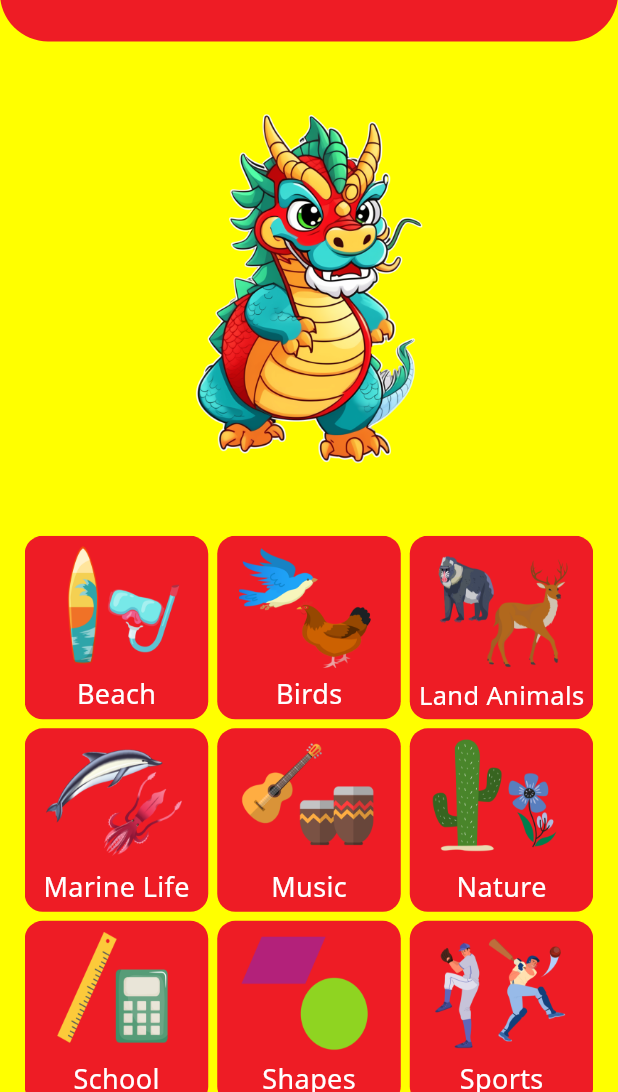
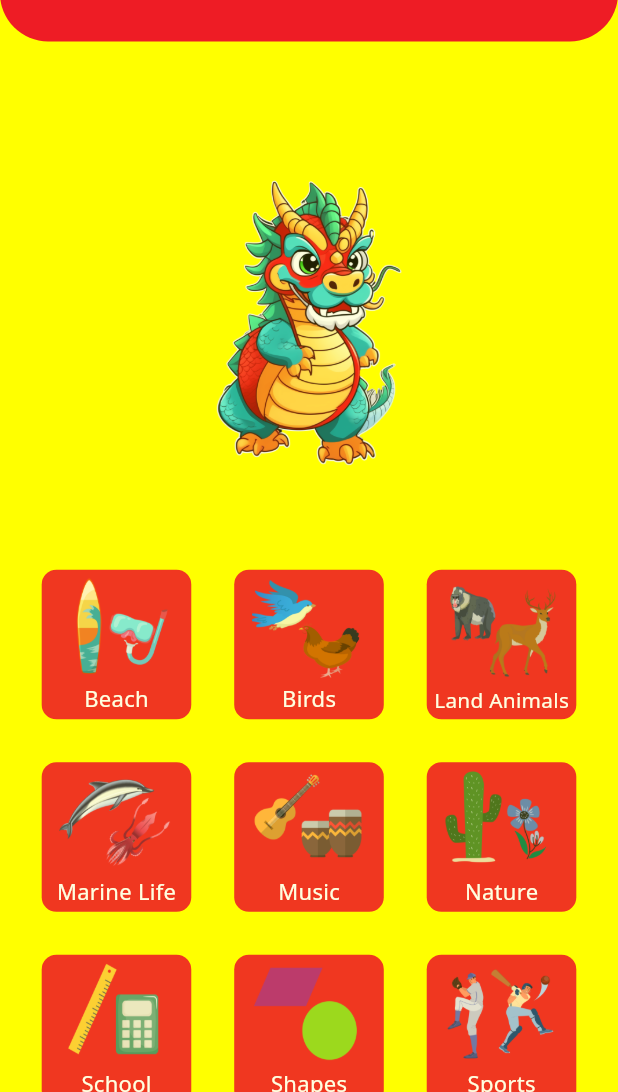
Before and after one commit to CodewithAnn/Chourenka, a Flutter app: the first screen one second after launch, on a phone screen of 412 x 824 dp, the part 144-1236 px from its top. Run offline on Flutter 3.47's test engine with Material 3 defaults, Android fonts, the phone set to English and light mode, and no system bars; our stand-ins replace google_fonts.

Commit message:
added animation

```diff
--- /dev/null
+++ b/lib/animations/fadein_animation.dart
@@ -0,0 +1,54 @@
+import 'package:flutter/material.dart';
+
+class FadeInAnimation extends StatefulWidget {
+  const FadeInAnimation({super.key, required this.child});
+  final Widget child;
+
+  @override
+  State<FadeInAnimation> createState() => _FadeInAnimationState();
+}
+
+class _FadeInAnimationState extends State<FadeInAnimation>
+    with SingleTickerProviderStateMixin {
+  late AnimationController _fadeInAnimationController;
+  late Animation<double> _fadeInAnimation;
+  late Animation<double> _scaleAnimation;
+
+  @override
+  void initState() {
+    _fadeInAnimationController = AnimationController(
+        vsync: this, duration: Duration(milliseconds: 1000));
+    super.initState();
+    _fadeInAnimation = Tween<double>(begin: 0.60, end: 1).animate(CurvedAnimation(
+        parent: _fadeInAnimationController, curve: Curves.easeIn));
+    // scale animation
+    _scaleAnimation = Tween<double>(begin: 0.40, end: 1).animate(
+        CurvedAnimation(
+            parent: _fadeInAnimationController, curve: Curves.easeIn));
+    _fadeInAnimationController.forward();
+  }
+
+  @override
+  void dispose() {
+
+    _fadeInAnimationController.dispose();
+    super.dispose();
+  }
+
+  @override
+  Widget build(BuildContext context) {
+    return AnimatedBuilder(
+      animation: _fadeInAnimationController,
+      builder: (context, child) {
+        return Opacity(
+          opacity: _fadeInAnimation.value,
+          child: Transform(
+            alignment: Alignment.bottomCenter,
+            transform: Matrix4.identity()..scale(_scaleAnimation.value),
+            child: widget.child,
+          ),
+        );
+      },
+    );
+  }
+}
--- a/lib/pages/home_page.dart
+++ b/lib/pages/home_page.dart
@@ -1,3 +1,4 @@
+import 'package:chinese_flashcard/animations/fadein_animation.dart';
 import 'package:chinese_flashcard/components/homme_page/topic_cards.dart';
 import 'package:chinese_flashcard/configs/constants.dart';
 import 'package:chinese_flashcard/configs/extenstions.dart';
@@ -61,7 +62,8 @@ class _HomePageState extends State<HomePage> {
               flexibleSpace: FlexibleSpaceBar(
                 background: Padding(
                   padding: EdgeInsets.all(size.width * 0.10),
-                  child: Image.asset("assets/images/drangon.png"),
+                  child: FadeInAnimation(
+                      child: Image.asset("assets/images/drangon.png")),
                 ),
               ),
             ),
@@ -69,7 +71,7 @@ class _HomePageState extends State<HomePage> {
             SliverGrid(
                 delegate: SliverChildBuilderDelegate(
                   childCount: _topics.length,
-                  (context, index) => TopicCards(topics: _topics[index]),
+                  (context, index) => FadeInAnimation(child: TopicCards(topics: _topics[index])),
                 ),
                 gridDelegate: const SliverGridDelegateWithFixedCrossAxisCount(
                     crossAxisCount: 3,
```
